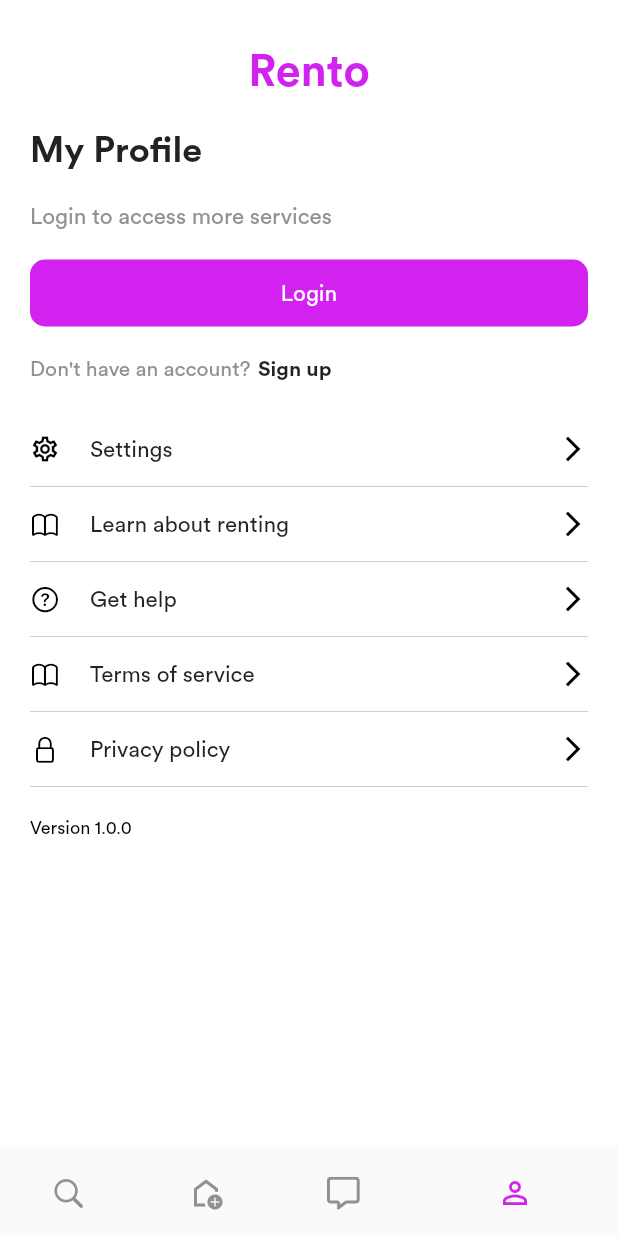
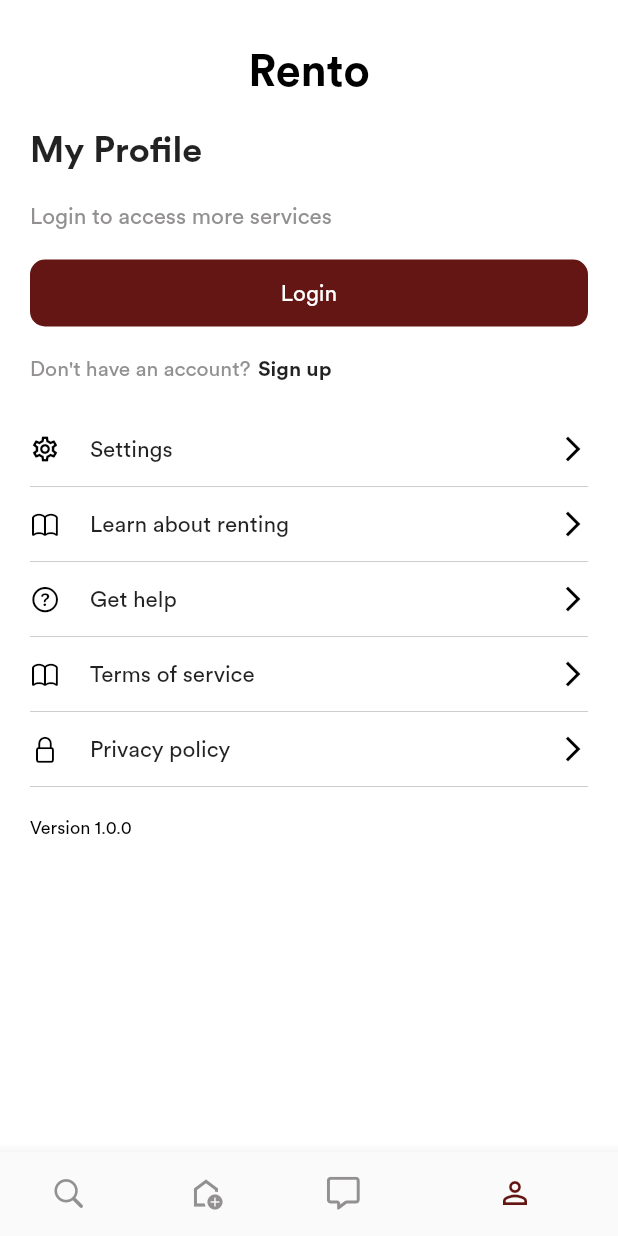
Before and after one commit to Frank-peter-john/Rento, a Flutter app: the screen it shows after launch, item 4 of the bottom bar chosen, on a phone screen of 412 x 824 dp. Run offline on Flutter 3.47's test engine with Material 2 defaults, Android fonts, the light colour scheme and no system bars; our stand-ins replace cloud_firestore, country_code_picker, dots_indicator, emoji_picker_flutter, firebase_auth, firebase_core and 9 more; missing offline and left inert: firebase_phone_auth_handler; accounts and stored records are empty; project files that could hold a hidden picture were left out.

Commit message:
Changed color name

```diff
--- a/lib/utils/colors.dart
+++ b/lib/utils/colors.dart
@@ -1,7 +1,7 @@
 import 'package:flutter/material.dart';
 
-const purpleColor = Color.fromARGB(255, 209, 34, 239);
-const deepPurple = Color.fromARGB(255, 122, 20, 141);
+const purpleColor = Color.fromARGB(241, 90, 8, 5);
+const deepPurple = Color.fromARGB(241, 90, 8, 5);
 const purpleColor1 = Color.fromARGB(255, 207, 109, 222);
 const whiteColor = Colors.white;
 const greyColor = Color.fromARGB(255, 146, 144, 144);
--- a/lib/utils/rento_heading.dart
+++ b/lib/utils/rento_heading.dart
@@ -1,6 +1,5 @@
 import 'package:flutter/material.dart';
 import 'package:rento/utils/big_text.dart';
-import 'package:rento/utils/colors.dart';
 import 'package:rento/utils/dimensions.dart';
 
 class RentoHeading extends StatelessWidget {
@@ -11,7 +10,7 @@ class RentoHeading extends StatelessWidget {
     return BigText(
       text: 'Rento',
       size: Dimensions.font30,
-      color: purpleColor,
+      color: Theme.of(context).primaryColor,
     );
   }
 }
```
